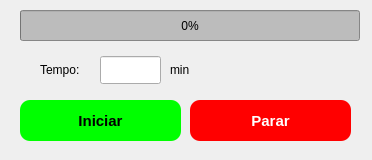
Above: pomodoro.ui from GiulianoVianna/Pomodoro-2 before the change. Below: the same form after it.
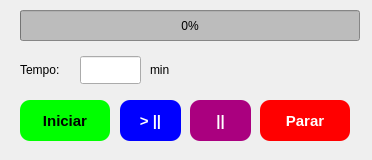
That is the form after the change. Icons and pictures are not drawn.

Commit message: Atualização: main.py e pomodoro.ui

```diff
--- a/pomodoro.ui
+++ b/pomodoro.ui
@@ -28,7 +28,7 @@
     <rect>
      <x>20</x>
      <y>100</y>
-     <width>161</width>
+     <width>90</width>
      <height>41</height>
     </rect>
    </property>
@@ -57,7 +57,7 @@
   <widget class="QLineEdit" name="ln_tempo">
    <property name="geometry">
     <rect>
-     <x>100</x>
+     <x>80</x>
      <y>56</y>
      <width>61</width>
      <height>28</height>
@@ -77,7 +77,7 @@
   <widget class="QLabel" name="label">
    <property name="geometry">
     <rect>
-     <x>40</x>
+     <x>20</x>
      <y>60</y>
      <width>51</width>
      <height>20</height>
@@ -146,7 +146,7 @@
   <widget class="QLabel" name="label_2">
    <property name="geometry">
     <rect>
-     <x>170</x>
+     <x>150</x>
      <y>60</y>
      <width>51</width>
      <height>20</height>
@@ -165,9 +165,9 @@
   <widget class="QPushButton" name="bt_parar">
    <property name="geometry">
     <rect>
-     <x>190</x>
+     <x>260</x>
      <y>100</y>
-     <width>161</width>
+     <width>90</width>
      <height>41</height>
     </rect>
    </property>
@@ -195,6 +195,76 @@
     <string>Parar</string>
    </property>
   </widget>
+  <widget class="QPushButton" name="bt_pause">
+   <property name="geometry">
+    <rect>
+     <x>190</x>
+     <y>100</y>
+     <width>61</width>
+     <height>41</height>
+    </rect>
+   </property>
+   <property name="font">
+    <font>
+     <pointsize>11</pointsize>
+     <weight>75</weight>
+     <bold>true</bold>
+    </font>
+   </property>
+   <property name="styleSheet">
+    <string notr="true">QPushButton{
+	
+	color: rgb(255, 255, 255);
+	
+	background-color: rgb(170, 0, 127);
+	border-radius: 10px
+}
+
+QPushButton:pressed{	
+	
+	
+	background-color: rgb(170, 170, 255);
+}</string>
+   </property>
+   <property name="text">
+    <string>||</string>
+   </property>
+  </widget>
+  <widget class="QPushButton" name="bt_play">
+   <property name="geometry">
+    <rect>
+     <x>120</x>
+     <y>100</y>
+     <width>61</width>
+     <height>41</height>
+    </rect>
+   </property>
+   <property name="font">
+    <font>
+     <pointsize>11</pointsize>
+     <weight>75</weight>
+     <bold>true</bold>
+    </font>
+   </property>
+   <property name="styleSheet">
+    <string notr="true">QPushButton{
+	
+	background-color: rgb(0, 0, 255);
+	
+	color: rgb(255, 255, 255);
+	border-radius: 10px
+}
+
+QPushButton:pressed{	
+	
+	background-color: rgb(0, 170, 255);
+}</string>
+   </property>
+   <property name="text">
+    <string>&gt; ||</string>
+   </property>
+  </widget>
+  <zorder>label_2</zorder>
   <zorder>label</zorder>
   <zorder>bt_iniciar</zorder>
   <zorder>ln_tempo</zorder>
```
Left out of the diff: 3 changed lines with no effect on the pictures. The commit also changes 1 other file.
